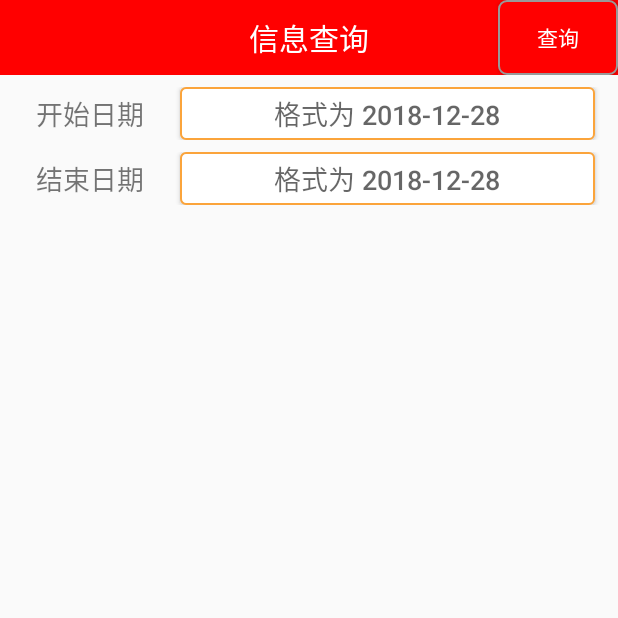
After one commit to hellowBai/Android, an Android app: the SearchActivity screen opened directly, with no data from a screen before it, on a phone screen of 412 x 824 dp, the top half of it. The commit adds this screen. Run offline under Robolectric (Android 15) with nearby library versions, the phone set to English and light mode, and no system bars.

Commit message:
next change

```diff
--- a/healthLife/app/src/main/AndroidManifest.xml
+++ b/healthLife/app/src/main/AndroidManifest.xml
@@ -21,7 +21,9 @@
         </activity>
         <activity android:name=".base.BaseActivity" />
         <activity android:name=".HealthCheck" />
-        <activity android:name=".MainActivity"></activity>
+        <activity android:name=".MainActivity" />
+        <activity android:name=".RegistActivity" />
+        <activity android:name=".SearchActivity"></activity>
     </application>
 
 </manifest>
--- a/healthLife/app/src/main/java/com/example/user_jzh/healthlife/LoginActivity.java
+++ b/healthLife/app/src/main/java/com/example/user_jzh/healthlife/LoginActivity.java
@@ -96,7 +96,7 @@ public class LoginActivity extends BaseActivity implements CompoundButton.OnChec
                 map.put("account",accountEdit.getText().toString().trim());
                 map.put("password",pwdEdit.getText().toString().trim());
                 String face="login.aspx";
-                final String result = HttpUtils.doPost("Http_web/server/test",map);
+                final String result = HttpUtils.doPost("TestSever/login",map);
                 Log.e("tag", "======"+result );
                 //运行在主线程
                 runOnUiThread(new Runnable() {
@@ -111,6 +111,7 @@ public class LoginActivity extends BaseActivity implements CompoundButton.OnChec
                             int code =jsonObject.getInt("code");
                             if (code==0){
                                 startIntent(MainActivity.class);
+                                AppApplication.account=jsonObject.getString("account");
                                 toast("登录成功");
                             }else{
                                 toast(jsonObject.getString("msg"));
--- a/healthLife/app/src/main/java/com/example/user_jzh/healthlife/MainActivity.java
+++ b/healthLife/app/src/main/java/com/example/user_jzh/healthlife/MainActivity.java
@@ -43,7 +43,7 @@ public class MainActivity extends BaseActivity implements View.OnClickListener {
     public void onClick(View v) {
         switch (v.getId()){
             case R.id.main_add_btn:
-                //Â¼Èë
+                //
                 startIntent(AddActivity.class);
                 break;
             case R.id.main_morning_btn:
--- a/healthLife/app/src/main/java/com/example/user_jzh/healthlife/RegistActivity.java
+++ b/healthLife/app/src/main/java/com/example/user_jzh/healthlife/RegistActivity.java
@@ -115,7 +115,7 @@ public class RegistActivity extends BaseActivity implements View.OnClickListener
                 map.put("sex",sex);
                 map.put("password",pwdEdit.getText().toString().trim());
                 map.put("birthday", birthBtn.getText().toString().trim());
-                final String result= HttpUtils.doPost("regeist",map);
+                final String result= HttpUtils.doPost("TestSever/register",map);
                 if (result!=null){
                     //运行在主线程
                     runOnUiThread(new Runnable() {
--- /dev/null
+++ b/healthLife/app/src/main/java/com/example/user_jzh/healthlife/SearchActivity.java
@@ -0,0 +1,74 @@
+package com.example.user_jzh.healthlife;
+
+import android.app.DatePickerDialog;
+import android.content.Intent;
+import android.os.Bundle;
+import android.view.View;
+import android.widget.Button;
+import android.widget.DatePicker;
+
+import com.example.user_jzh.healthlife.base.BaseActivity;
+
+import org.json.JSONObject;
+
+import java.util.Calendar;
+import java.util.HashMap;
+import java.util.List;
+
+public class SearchActivity extends BaseActivity {
+
+    Button searchBtn,cancleBtn,startBtn,endBtn;
+    private Calendar calendar;
+
+    private List<JSONObject> list=null;
+    @Override
+    protected void onCreate(Bundle savedInstanceState) {
+        super.onCreate(savedInstanceState);
+        setContentView(R.layout.activity_search);
+        fidById();
+        calendar=Calendar.getInstance();
+        Intent intent=new Intent();
+    }
+
+    private void fidById(){
+        //找到全部的id
+
+        searchBtn=findViewById(R.id.search_btn);
+        endBtn=findViewById(R.id.search_morning_end_btn);
+    }
+
+    public void onClinck(View v){
+        switch (v.getId()){
+            case R.id.search_btn:
+
+            break;
+            case R.id.search_morning_end_btn:
+                DatePickerDialog datePickerDialog = new DatePickerDialog(this, new DatePickerDialog.OnDateSetListener() {
+                    @Override
+                    public void onDateSet(DatePicker view, int year, int month, int dayOfMonth) {
+                        endBtn.setText(year + "-" + (month + 1) + "-" + dayOfMonth);
+                    }
+                }, calendar.get(Calendar.YEAR), calendar.get(Calendar.MONTH), calendar.get(Calendar.DAY_OF_MONTH));
+                datePickerDialog.show();
+
+                break;
+            case R.id.main_walk_btn:
+                getIntent().putExtra("name","日间行走");
+                break;
+        }
+    }
+
+    public void getData(){
+        Runnable runnable=new Runnable() {
+            @Override
+            public void run() {
+                HashMap<String,Object>map=new HashMap<>();
+                map.put("account",AppApplication.account);
+            }
+        };
+        new Thread(runnable).start();
+    }
+
+
+
+}
--- /dev/null
+++ b/healthLife/app/src/main/res/drawable/head_btn_back.xml
@@ -0,0 +1,9 @@
+<?xml version="1.0" encoding="utf-8"?>
+<shape xmlns:android="http://schemas.android.com/apk/res/android">
+    <!--设置圆角-->
+    <corners android:radius="5dp"></corners>
+    <!--设置填充色-->
+    <solid android:color="#ff0000"></solid>
+    <!--设置边框-->
+    <stroke android:color="#999" android:width="1dp"></stroke>
+</shape>
--- /dev/null
+++ b/healthLife/app/src/main/res/layout/activity_search.xml
@@ -0,0 +1,93 @@
+<?xml version="1.0" encoding="utf-8"?>
+<LinearLayout xmlns:android="http://schemas.android.com/apk/res/android"
+    android:layout_width="match_parent"
+    android:layout_height="match_parent"
+    android:orientation="vertical">
+
+    <RelativeLayout
+        android:layout_width="match_parent"
+        android:layout_height="50dp"
+        android:background="#ff0000"
+        >
+        <TextView
+            android:layout_width="match_parent"
+            android:layout_height="match_parent"
+            android:textColor="#ffffff"
+            android:text="信息查询"
+            android:id="@+id/search_title_tv"
+            android:gravity="center"
+            android:textSize="20sp"/>
+
+        <Button
+            android:layout_width="80dp"
+            android:layout_height="match_parent"
+            android:text="查询"
+            android:textColor="#ffffff"
+            android:layout_alignParentRight="true"
+            android:background="@drawable/head_btn_back"
+            android:id="@+id/search_btn"
+            />
+
+    </RelativeLayout>
+
+    <LinearLayout
+        android:layout_width="match_parent"
+        android:layout_height="35dp"
+        android:orientation="horizontal"
+        android:layout_marginTop="8dp"
+        >
+        <TextView
+            android:layout_width="120dp"
+            android:layout_height="match_parent"
+            android:text="开始日期"
+            android:gravity="center"
+            android:textSize="18sp"/>
+        <Button
+            android:id="@+id/search_morning_start_btn"
+            android:layout_width="match_parent"
+            android:layout_height="match_parent"
+            android:background="@drawable/input_back"
+            android:hint="格式为 2018-12-28"
+            android:layout_marginRight="15dp"
+            android:textSize="18sp"
+            />
+    </LinearLayout>
+
+
+    <LinearLayout
+        android:layout_width="match_parent"
+        android:layout_height="35dp"
+        android:orientation="horizontal"
+        android:layout_marginTop="8dp"
+        >
+        <TextView
+            android:layout_width="120dp"
+            android:layout_height="match_parent"
+            android:text="结束日期"
+            android:gravity="center"
+            android:textSize="18sp"/>
+        <Button
+            android:id="@+id/search_morning_end_btn"
+            android:layout_width="match_parent"
+            android:layout_height="match_parent"
+            android:background="@drawable/input_back"
+            android:hint="格式为 2018-12-28"
+            android:layout_marginRight="15dp"
+            android:textSize="18sp"
+            />
+    </LinearLayout>
+
+    <ListView
+        android:layout_width="match_parent"
+        android:layout_height="match_parent"
+        android:id="@+id/listview"
+        ></ListView>
+
+    <Button
+        android:layout_width="wrap_content"
+        android:layout_height="wrap_content"
+        android:text="返回"
+        android:id="@+id/serch_cancel_btn"
+        />
+
+</LinearLayout>
```
Also changed, not shown: healthLife/app/src/main/java/com/example/user_jzh/healthlife/AddActivity.java (+50 -1 lines), healthLife/app/src/main/java/com/example/user_jzh/healthlife/AppApplication.java (added, +12 -0 lines), healthLife/app/src/main/java/com/example/user_jzh/healthlife/util/HttpUtils.java (+8 -0 lines), healthLife/app/src/main/java/com/example/user_jzh/healthlife/util/MyAdapter.java (added, +41 -0 lines), healthLife/app/src/main/res/layout/listview_adapt.xml (added, +79 -0 lines), 2 other files.
